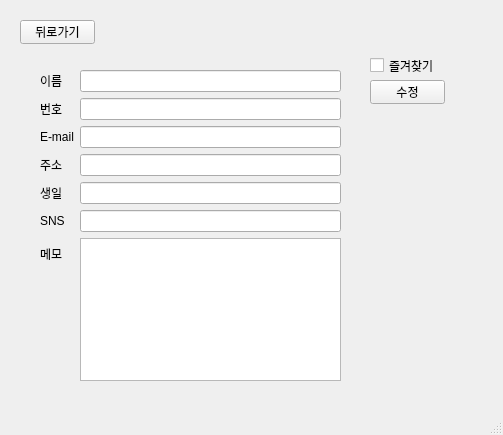
Before: the Qt Designer form mainwindow.ui in nawhis2/VEDA_QTproject, drawn with Qt 5.
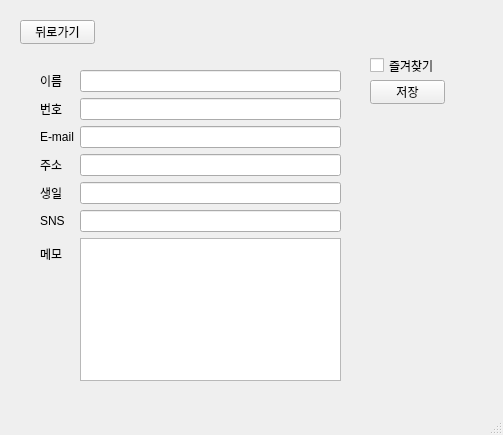
After: the same form once the commit is applied. The open tabs and pages were chosen to show the change.

What changed in the file:
```diff
--- a/mainwindow.ui
+++ b/mainwindow.ui
@@ -89,7 +89,7 @@
        <string>불러오기</string>
       </property>
      </widget>
-     <widget class="QPushButton" name="pushButton_Save">
+     <widget class="QPushButton" name="pushButton_SaveFile">
       <property name="geometry">
        <rect>
         <x>400</x>
@@ -130,7 +130,7 @@
        <string>즐겨찾기</string>
       </property>
      </widget>
-     <widget class="QPushButton" name="pushButton_Fix">
+     <widget class="QPushButton" name="pushButton_Save">
       <property name="geometry">
        <rect>
         <x>370</x>
@@ -140,7 +140,7 @@
        </rect>
       </property>
       <property name="text">
-       <string>수정</string>
+       <string>저장</string>
       </property>
      </widget>
      <widget class="QWidget" name="formLayoutWidget">
```
Left out of the diff: 8 changed lines with no effect on the pictures.
